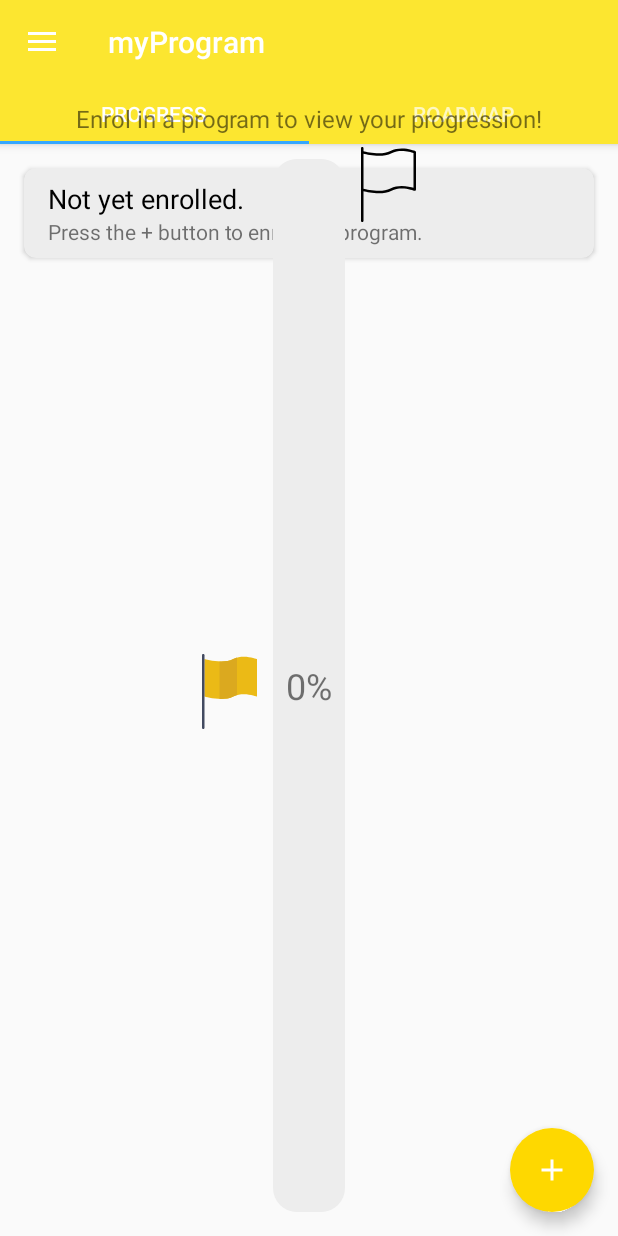
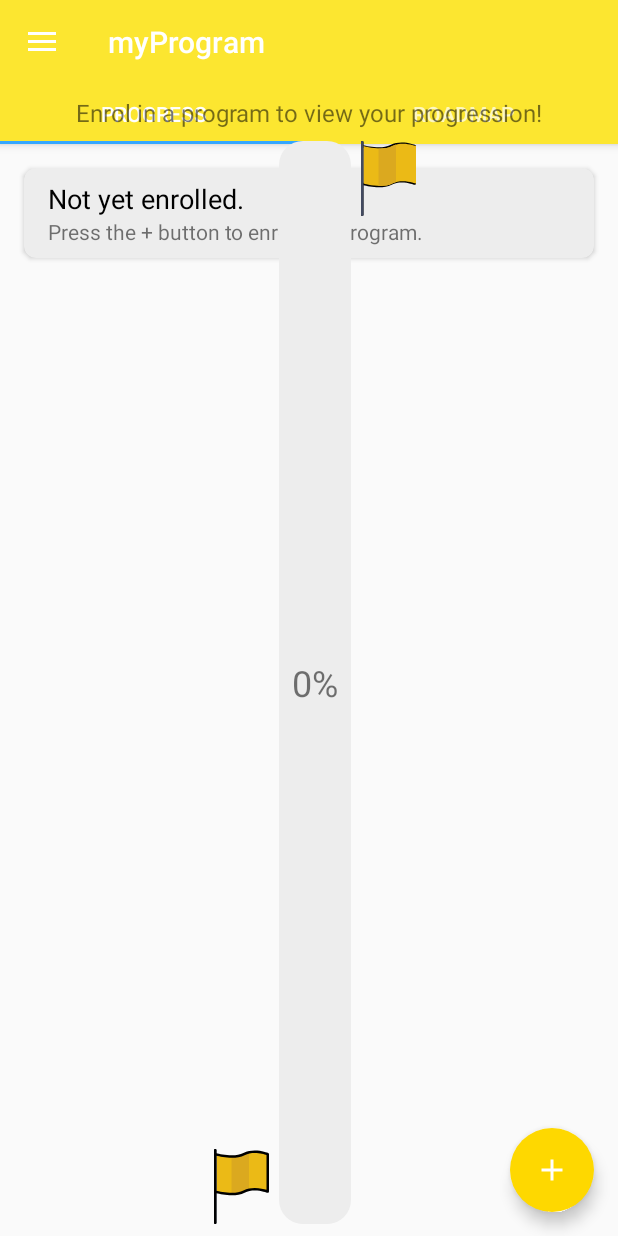
Before and after one commit to conewaffle/MyDegree, an Android app: the fragment RoadmapFragment placed in its activity, on a phone screen of 412 x 824 dp. Run offline under Robolectric (Android 15) with nearby library versions, the phone set to English and light mode, and no system bars; our stand-ins replace Firebase (no records; nobody signed in at launch, a user with empty details on screens opened directly), Room's generated code; 1 statement that could not run was skipped.

Commit message:
blank and yellow flags

```diff
--- a/app/src/main/res/layout/fragment_roadmap.xml
+++ b/app/src/main/res/layout/fragment_roadmap.xml
@@ -5,6 +5,12 @@
     android:layout_width="match_parent"
     android:layout_height="match_parent"
     tools:context=".Progress.RoadmapFragment">
+
+    <RelativeLayout
+        android:id="@+id/relativeLayout"
+        android:layout_width="match_parent"
+        android:layout_height="match_parent"
+        android:layout_gravity="center">
 
         <androidx.constraintlayout.widget.ConstraintLayout
             android:layout_width="match_parent"
@@ -14,7 +20,7 @@
                 android:id="@+id/progressText"
                 android:layout_width="match_parent"
                 android:layout_height="wrap_content"
-            android:layout_marginTop="12dp"
+                android:layout_marginTop="8dp"
                 android:text="Enrol in a program to view your progression!"
                 android:textAlignment="center"
                 android:textSize="16sp"
@@ -22,67 +28,81 @@
                 app:layout_constraintStart_toStartOf="parent"
                 app:layout_constraintTop_toTopOf="parent" />
 
-        <ImageView
-            android:id="@+id/imageView11"
-            android:layout_width="wrap_content"
-            android:layout_height="wrap_content"
-            android:layout_marginTop="8dp"
-            android:layout_marginEnd="128dp"
-            android:src="@drawable/ic_flag_empty"
-            app:layout_constraintEnd_toEndOf="parent"
-            app:layout_constraintTop_toTopOf="@+id/relativeLayout" />
-
-        <ImageView
-            android:id="@+id/imageView12"
-            android:layout_width="wrap_content"
-            android:layout_height="wrap_content"
-            android:layout_marginStart="128dp"
-            android:layout_marginTop="8dp"
-            android:src="@drawable/ic_flag_yellow"
-            app:layout_constraintBottom_toBottomOf="parent"
-            app:layout_constraintStart_toStartOf="@+id/relativeLayout"
-            app:layout_constraintTop_toTopOf="@+id/relativeLayout" />
-
-        <RelativeLayout
-            android:id="@+id/relativeLayout"
-            android:layout_width="0dp"
-            android:layout_height="0dp"
-            android:layout_gravity="center"
-            app:layout_constraintBottom_toBottomOf="parent"
-            app:layout_constraintEnd_toEndOf="parent"
-            app:layout_constraintHorizontal_bias="1.0"
-            app:layout_constraintStart_toStartOf="parent"
-            app:layout_constraintTop_toBottomOf="@+id/progressText"
-            app:layout_constraintVertical_bias="1.0">
-
             <ProgressBar
                 android:id="@+id/pb"
                 style="@android:style/Widget.ProgressBar.Horizontal"
                 android:layout_width="wrap_content"
-                android:layout_height="match_parent"
-                android:layout_centerInParent="true"
+                android:layout_height="0dp"
+                android:layout_centerHorizontal="true"
+                android:layout_centerVertical="true"
                 android:layout_gravity="center"
-                android:layout_marginStart="16dp"
-                android:layout_marginTop="16dp"
-                android:layout_marginEnd="16dp"
-                android:layout_marginBottom="16dp"
+                android:layout_marginStart="8dp"
+                android:layout_marginTop="8dp"
+                android:layout_marginBottom="8dp"
                 android:max="100"
                 android:progress="0"
-                android:progressDrawable="@drawable/progress_bar_vertical" />
+                android:progressDrawable="@drawable/progress_bar_vertical"
+                app:layout_constraintBottom_toBottomOf="parent"
+                app:layout_constraintEnd_toEndOf="parent"
+                app:layout_constraintStart_toStartOf="parent"
+                app:layout_constraintTop_toBottomOf="@+id/progressText" />
 
             <TextView
                 android:id="@+id/progressPercent"
                 android:layout_width="wrap_content"
                 android:layout_height="wrap_content"
-                android:layout_alignParentEnd="false"
-                android:layout_alignParentBottom="false"
-                android:layout_centerInParent="true"
-                android:layout_marginEnd="184dp"
-                android:layout_marginBottom="345dp"
+                android:layout_centerHorizontal="true"
+                android:layout_centerVertical="true"
                 android:text="0%"
-                android:textSize="24sp" />
+                android:textSize="24sp"
+                app:layout_constraintBottom_toBottomOf="@+id/pb"
+                app:layout_constraintEnd_toEndOf="@+id/pb"
+                app:layout_constraintStart_toStartOf="@+id/pb"
+                app:layout_constraintTop_toTopOf="@+id/pb" />
+
+            <ImageView
+                android:id="@+id/blankflag1"
+                android:layout_width="wrap_content"
+                android:layout_height="wrap_content"
+                android:layout_marginTop="8dp"
+                android:src="@drawable/ic_flag_empty"
+                app:layout_constraintEnd_toEndOf="parent"
+                app:layout_constraintHorizontal_bias="0.0"
+                app:layout_constraintStart_toStartOf="@+id/yellowflag1"
+                app:layout_constraintTop_toBottomOf="@+id/progressText" />
+
+            <ImageView
+                android:id="@+id/yellowflag1"
+                android:layout_width="wrap_content"
+                android:layout_height="wrap_content"
+                android:layout_marginEnd="8dp"
+                android:src="@drawable/ic_flag_yellow"
+                app:layout_constraintEnd_toEndOf="parent"
+                app:layout_constraintHorizontal_bias="0.0"
+                app:layout_constraintStart_toEndOf="@+id/pb"
+                app:layout_constraintTop_toTopOf="@+id/pb" />
+
+            <ImageView
+                android:id="@+id/yellowflag5"
+                android:layout_width="wrap_content"
+                android:layout_height="wrap_content"
+                android:src="@drawable/ic_flag_yellow"
+                app:layout_constraintBottom_toBottomOf="@+id/pb"
+                app:layout_constraintEnd_toStartOf="@+id/pb"
+                app:layout_constraintHorizontal_bias="1.0"
+                app:layout_constraintStart_toStartOf="parent" />
+
+            <ImageView
+                android:id="@+id/imageView14"
+                android:layout_width="wrap_content"
+                android:layout_height="wrap_content"
+                android:src="@drawable/ic_flag_empty"
+                app:layout_constraintBottom_toBottomOf="@+id/pb"
+                app:layout_constraintEnd_toStartOf="@+id/pb"
+                app:layout_constraintHorizontal_bias="1.0"
+                app:layout_constraintStart_toStartOf="parent"/>
+        </androidx.constraintlayout.widget.ConstraintLayout>
 
     </RelativeLayout>
-    </androidx.constraintlayout.widget.ConstraintLayout>
 
 </FrameLayout>
```
Lines whose indentation alone changed are shown as unchanged.
